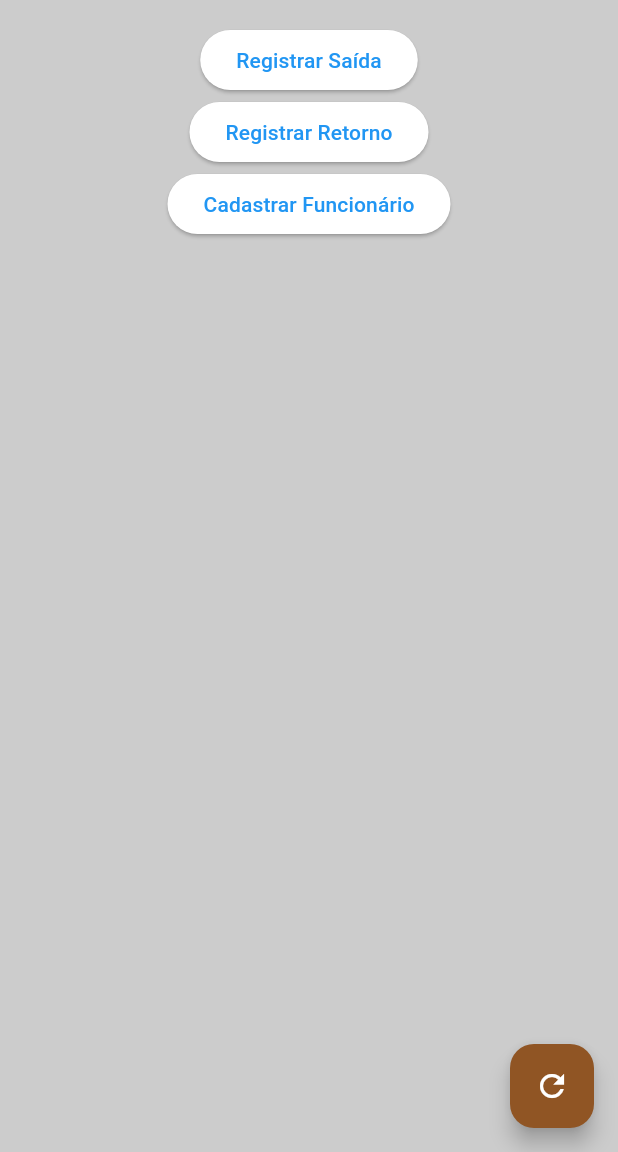
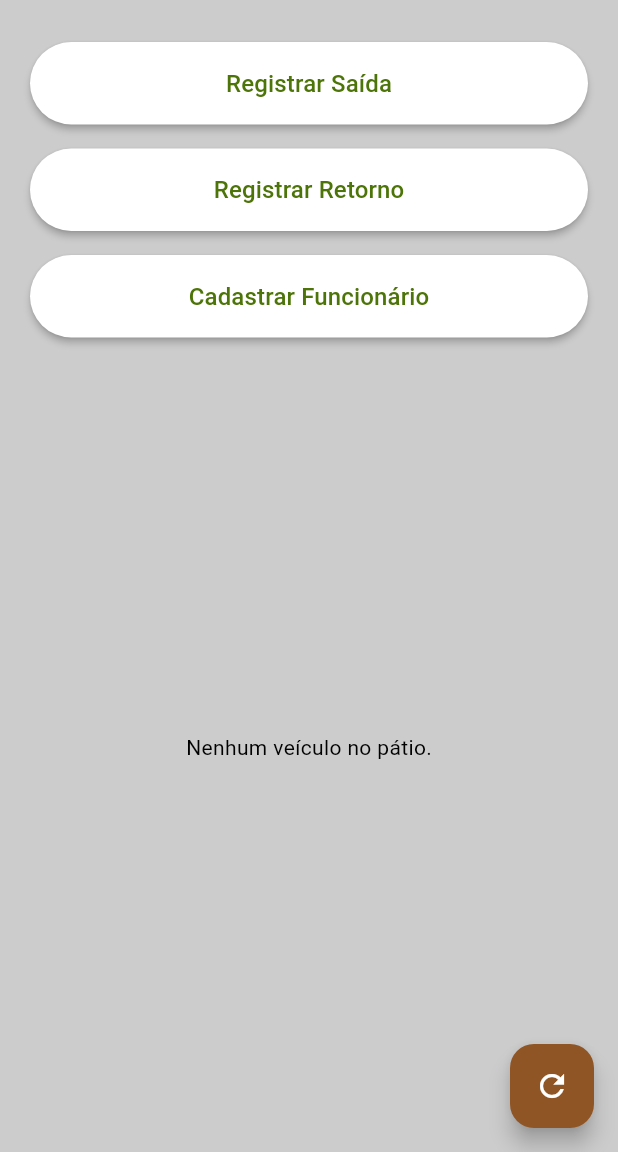
Before and after one commit to IgorHenDias/portaria-frontend, a Flutter app: the screen it shows after launch, after a tap on "Listar Veículos no Pátio", on a phone screen of 412 x 824 dp, the part 84-1236 px from its top. Run offline on Flutter 3.47's test engine with Material 3 defaults, Android fonts, the phone set to English and light mode, and no system bars; network calls fail.

Commit message:
integração do dropdown de motoristas na tela de saída
- Adiciona model Funcionario
- Atualiza FuncionarioService com metodo getFuncionarios()
- Substitui campo de ID por seleção via dropdown
- Integra com API do backend
- Ajustes de layout e validação"

```diff
--- a/lib/pages/home_page.dart
+++ b/lib/pages/home_page.dart
@@ -11,54 +11,74 @@ class HomePage extends StatelessWidget {
   @override
   Widget build(BuildContext context) {
     return Scaffold(
-      appBar: AppBar(title: const Text('Portaria - Menu Principal')),
+      backgroundColor: const Color(0xFFCCCCCC), // Cinza claro
+      appBar: AppBar(
+        title: const Text('Portaria - Menu Principal'),
+        backgroundColor: const Color(0xFF4D7408), // Verde institucional
+        foregroundColor: Colors.white,
+      ),
+      floatingActionButton: FloatingActionButton(
+        backgroundColor: const Color(0xFF905524), // Marrom AgroTerenas
+        onPressed: () {
+          // Pode colocar refresh ou ação futura aqui
+        },
+        child: const Icon(Icons.refresh),
+      ),
       body: Padding(
         padding: const EdgeInsets.all(24.0),
         child: Column(
           crossAxisAlignment: CrossAxisAlignment.stretch,
           children: [
-            ElevatedButton(
-              onPressed: () {
-                Navigator.push(context,
-                    MaterialPageRoute(builder: (_) => const PortariaPage()));
-              },
-              child: const Text('Listar Veículos no Pátio'),
+            _buildButton(
+              context,
+              label: 'Listar Veículos no Pátio',
+              page: const PortariaPage(),
             ),
-            const SizedBox(height: 12),
-            ElevatedButton(
-              onPressed: () {
-                Navigator.push(context,
-                    MaterialPageRoute(builder: (_) => const SaidaPage()));
-              },
-              child: const Text('Registrar Saída'),
+            _buildButton(
+              context,
+              label: 'Registrar Saída',
+              page: const SaidaPage(),
             ),
-            const SizedBox(height: 12),
-            ElevatedButton(
-              onPressed: () {
-                Navigator.push(context,
-                    MaterialPageRoute(builder: (_) => const RetornoPage()));
-              },
-              child: const Text('Registrar Retorno'),
+            _buildButton(
+              context,
+              label: 'Registrar Retorno',
+              page: const RetornoPage(),
             ),
-            const SizedBox(height: 12),
-            ElevatedButton(
-              onPressed: () {
-                Navigator.push(context,
-                    MaterialPageRoute(builder: (_) => const CadastroVeiculoPage()));
-              },
-              child: const Text('Cadastrar Veículo'),
+            _buildButton(
+              context,
+              label: 'Cadastrar Veículo',
+              page: const CadastroVeiculoPage(),
             ),
-            const SizedBox(height: 12),
-            ElevatedButton(
-              onPressed: () {
-                Navigator.push(context,
-                    MaterialPageRoute(builder: (_) => const CadastroFuncionarioPage()));
-              },
-              child: const Text('Cadastrar Funcionário'),
+            _buildButton(
+              context,
+              label: 'Cadastrar Funcionário',
+              page: const CadastroFuncionarioPage(),
             ),
           ],
         ),
       ),
     );
   }
+
+  Widget _buildButton(BuildContext context,
+      {required String label, required Widget page}) {
+    return Padding(
+      padding: const EdgeInsets.symmetric(vertical: 6.0),
+      child: ElevatedButton(
+        onPressed: () {
+          Navigator.push(context, MaterialPageRoute(builder: (_) => page));
+        },
+        style: ElevatedButton.styleFrom(
+          backgroundColor: Colors.white,
+          foregroundColor: const Color(0xFF4D7408), // Verde texto
+          padding: const EdgeInsets.symmetric(vertical: 14),
+          shape: RoundedRectangleBorder(
+            borderRadius: BorderRadius.circular(30),
+          ),
+          elevation: 2,
+        ),
+        child: Text(label, textAlign: TextAlign.center),
+      ),
+    );
+  }
 }
--- a/lib/pages/portaria_page.dart
+++ b/lib/pages/portaria_page.dart
@@ -30,54 +30,81 @@ class _PortariaPageState extends State<PortariaPage> {
   @override
   Widget build(BuildContext context) {
     return Scaffold(
-      appBar: AppBar(title: const Text('Portaria - Veículos no Pátio')),
+      backgroundColor: const Color(0xFFCCCCCC), // fundo cinza
+      appBar: AppBar(
+        title: const Text('Portaria - Veículos no Pátio'),
+        backgroundColor: const Color(0xFF4D7408), // verde
+        foregroundColor: Colors.white,
+      ),
+      floatingActionButton: FloatingActionButton(
+        onPressed: carregarVeiculosNoPatio,
+        backgroundColor: const Color(0xFF905524), // marrom
+        child: const Icon(Icons.refresh),
+      ),
       body: Padding(
-        padding: const EdgeInsets.all(16.0),
+        padding: const EdgeInsets.all(20.0),
         child: Column(
           children: [
-            ElevatedButton(
-              onPressed: () {
-                Navigator.push(
-                  context,
-                  MaterialPageRoute(builder: (context) => const SaidaPage()),
-                );
-              },
-              child: const Text('Registrar Saída'),
-            ),
-            ElevatedButton(
-              onPressed: () {
-                Navigator.push(
-                  context,
-                  MaterialPageRoute(builder: (context) => const RetornoPage()),
-                );
-              },
-              child: const Text('Registrar Retorno'),
-            ),
-            ElevatedButton(
-              onPressed: () {
-                Navigator.push(
-                  context,
-                  MaterialPageRoute(
-                      builder: (context) => const CadastroFuncionarioPage()),
-                );
-              },
-              child: const Text('Cadastrar Funcionário'),
-            ),
+            _buildBotao(context, 'Registrar Saída', const SaidaPage()),
+            _buildBotao(context, 'Registrar Retorno', const RetornoPage()),
+            _buildBotao(context, 'Cadastrar Funcionário', const CadastroFuncionarioPage()),
             const SizedBox(height: 16),
             Expanded(
-              child: ListView.builder(
+              child: veiculos.isEmpty
+                  ? const Center(child: Text('Nenhum veículo no pátio.'))
+                  : ListView.builder(
                 itemCount: veiculos.length,
-                itemBuilder: (context, index) => ListTile(
-                  title: Text(veiculos[index]),
+                itemBuilder: (context, index) => Padding(
+                  padding: const EdgeInsets.symmetric(vertical: 6),
+                  child: Card(
+                    elevation: 2,
+                    shape: RoundedRectangleBorder(
+                      borderRadius: BorderRadius.circular(12),
+                    ),
+                    color: Colors.white,
+                    child: ListTile(
+                      leading: const Icon(Icons.directions_car, color: Color(0xFF905524)),
+                      title: Text(
+                        veiculos[index],
+                        style: const TextStyle(
+                          color: Color(0xFF4D7408),
+                          fontWeight: FontWeight.bold,
+                        ),
+                      ),
+                    ),
+                  ),
                 ),
               ),
             ),
           ],
         ),
       ),
-      floatingActionButton: FloatingActionButton(
-        onPressed: carregarVeiculosNoPatio,
-        child: const Icon(Icons.refresh),
+    );
+  }
+
+  Widget _buildBotao(BuildContext context, String label, Widget page) {
+    return Padding(
+      padding: const EdgeInsets.symmetric(vertical: 8.0),
+      child: SizedBox(
+        width: double.infinity,
+        child: ElevatedButton(
+          onPressed: () {
+            Navigator.push(context, MaterialPageRoute(builder: (_) => page));
+          },
+          style: ElevatedButton.styleFrom(
+            minimumSize: const Size.fromHeight(55),
+            backgroundColor: Colors.white,
+            foregroundColor: const Color(0xFF4D7408),
+            shape: RoundedRectangleBorder(
+              borderRadius: BorderRadius.circular(32),
+            ),
+            elevation: 2,
+          ),
+          child: Text(
+            label,
+            style: const TextStyle(fontSize: 16),
+          ),
+        ),
       ),
     );
   }
```
Also changed, not shown: lib/models/funcionario.dart (added, +13 -0 lines), lib/pages/saida_page.dart (+66 -21 lines), lib/services/funcionario_service.dart (+12 -0 lines), lib/preview_flutter.png (added), 1 other file.
